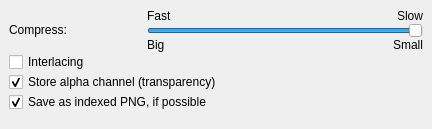
Qt form krita/plugins/formats/png/kis_wdg_options_png.ui (KDE/krita) before a commit.
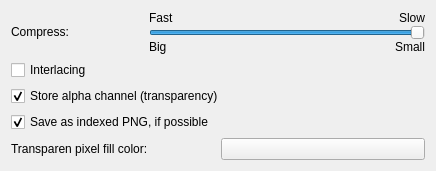
The same form after that commit. Custom widgets are drawn as their Qt base class.

Commit message:
png filter: let the user choose a color to fill transparent parts with
By default it's white.

```diff
--- a/krita/plugins/formats/png/kis_wdg_options_png.ui
+++ b/krita/plugins/formats/png/kis_wdg_options_png.ui
@@ -6,21 +6,15 @@
    <rect>
     <x>0</x>
     <y>0</y>
-    <width>432</width>
-    <height>129</height>
+    <width>422</width>
+    <height>170</height>
    </rect>
   </property>
   <property name="windowTitle">
    <string>PNG Options</string>
   </property>
-  <layout class="QVBoxLayout">
-   <property name="spacing">
-    <number>0</number>
-   </property>
-   <property name="margin">
-    <number>9</number>
-   </property>
-   <item>
+  <layout class="QGridLayout" name="gridLayout">
+   <item row="0" column="0">
     <layout class="QGridLayout">
      <property name="margin">
       <number>0</number>
@@ -123,7 +117,7 @@
      </item>
     </layout>
    </item>
-   <item>
+   <item row="1" column="0">
     <widget class="QCheckBox" name="interlacing">
      <property name="toolTip">
       <string>Use interlacing when publishing on the Internet.</string>
@@ -137,7 +131,7 @@
      </property>
     </widget>
    </item>
-   <item>
+   <item row="2" column="0">
     <widget class="QCheckBox" name="alpha">
      <property name="toolTip">
       <string>Disable to get smaller files if your image has no transparency</string>
@@ -154,7 +148,7 @@
      </property>
     </widget>
    </item>
-   <item>
+   <item row="3" column="0">
     <widget class="QCheckBox" name="tryToSaveAsIndexed">
      <property name="toolTip">
       <string>Indexed PNG images are smaller. If you enabled this option, your image will be analyzed to see whether it is possible to save as an indexed PNG.</string>
@@ -167,7 +161,25 @@
      </property>
     </widget>
    </item>
-   <item>
+   <item row="4" column="0">
+    <layout class="QHBoxLayout" name="horizontalLayout">
+     <item>
+      <widget class="QLabel" name="label_4">
+       <property name="text">
+        <string>Transparen pixel fill color:</string>
+       </property>
+      </widget>
+     </item>
+     <item>
+      <widget class="KColorButton" name="bnTransparencyFillColor">
+       <property name="toolTip">
+        <string>&lt;html&gt;&lt;head/&gt;&lt;body&gt;&lt;p&gt;Background color to replace transparent pixels with.&lt;/p&gt;&lt;/body&gt;&lt;/html&gt;</string>
+       </property>
+      </widget>
+     </item>
+    </layout>
+   </item>
+   <item row="5" column="0">
     <spacer>
      <property name="orientation">
       <enum>Qt::Vertical</enum>
@@ -186,6 +198,13 @@
   </layout>
  </widget>
  <layoutdefault spacing="6" margin="11"/>
+ <customwidgets>
+  <customwidget>
+   <class>KColorButton</class>
+   <extends>QPushButton</extends>
+   <header>kcolorbutton.h</header>
+  </customwidget>
+ </customwidgets>
  <resources/>
  <connections/>
 </ui>
```
The commit also changes 4 other files.
